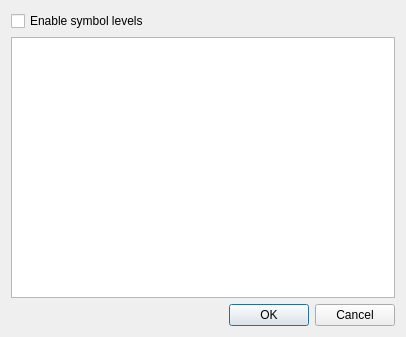
The window that qgis/src/ui/qgssymbollevelsv2dialogbase.ui (sourcepole/qgis) describes before a commit, drawn with Qt 5.
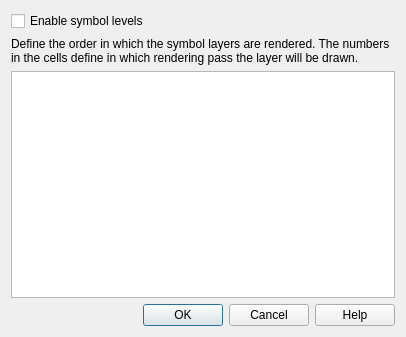
The same window after the commit.

Commit message: Small tweak to make symbol layers dialog vaguely clearer sort of

Diff of the .ui file:
```diff
--- a/qgis/src/ui/qgssymbollevelsv2dialogbase.ui
+++ b/qgis/src/ui/qgssymbollevelsv2dialogbase.ui
@@ -13,24 +13,34 @@
   <property name="windowTitle">
    <string>Symbol Levels</string>
   </property>
-  <layout class="QVBoxLayout">
-   <item>
+  <layout class="QGridLayout" name="gridLayout">
+   <item row="0" column="0">
     <widget class="QCheckBox" name="chkEnable">
      <property name="text">
       <string>Enable symbol levels</string>
      </property>
     </widget>
    </item>
-   <item>
+   <item row="1" column="0">
+    <widget class="QLabel" name="label">
+     <property name="text">
+      <string>Define the order in which the symbol layers are rendered. The numbers in the cells define in which rendering pass the layer will be drawn.</string>
+     </property>
+     <property name="wordWrap">
+      <bool>true</bool>
+     </property>
+    </widget>
+   </item>
+   <item row="2" column="0">
     <widget class="QTableWidget" name="tableLevels"/>
    </item>
-   <item>
+   <item row="3" column="0">
     <widget class="QDialogButtonBox" name="buttonBox">
      <property name="orientation">
       <enum>Qt::Horizontal</enum>
      </property>
      <property name="standardButtons">
-      <set>QDialogButtonBox::Cancel|QDialogButtonBox::Ok</set>
+      <set>QDialogButtonBox::Cancel|QDialogButtonBox::Help|QDialogButtonBox::Ok</set>
      </property>
     </widget>
    </item>
```
